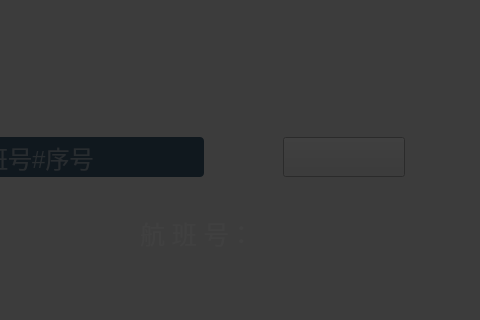
Qt form QueryConsoleClient/mainwindow.ui (17719543022/QueryConsoleClient) before a commit; both pictures show x 320 to 800 and y 0 to 320 of the 800 by 1280 pixel window.
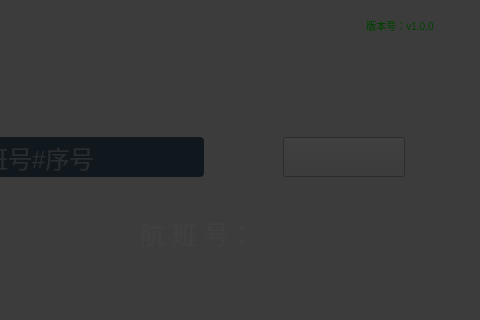
The same form after that commit. Icons and pictures are not drawn.

Commit message: 增加版本号

```diff
--- a/QueryConsoleClient/mainwindow.ui
+++ b/QueryConsoleClient/mainwindow.ui
@@ -90,6 +90,25 @@
        <set>Qt::AlignCenter</set>
       </property>
      </widget>
+     <widget class="QLabel" name="stateCam_x_2">
+      <property name="geometry">
+       <rect>
+        <x>680</x>
+        <y>18</y>
+        <width>80</width>
+        <height>14</height>
+       </rect>
+      </property>
+      <property name="styleSheet">
+       <string notr="true">font-family: &quot;Microsoft Yahei&quot;;font-size:10px;background:transparent;color:#00ff00;</string>
+      </property>
+      <property name="text">
+       <string>版本号：v1.0.0</string>
+      </property>
+      <property name="alignment">
+       <set>Qt::AlignCenter</set>
+      </property>
+     </widget>
     </widget>
     <widget class="QWidget" name="widget_menuUp" native="true">
      <property name="geometry">
```
The commit also changes 21 other files.
